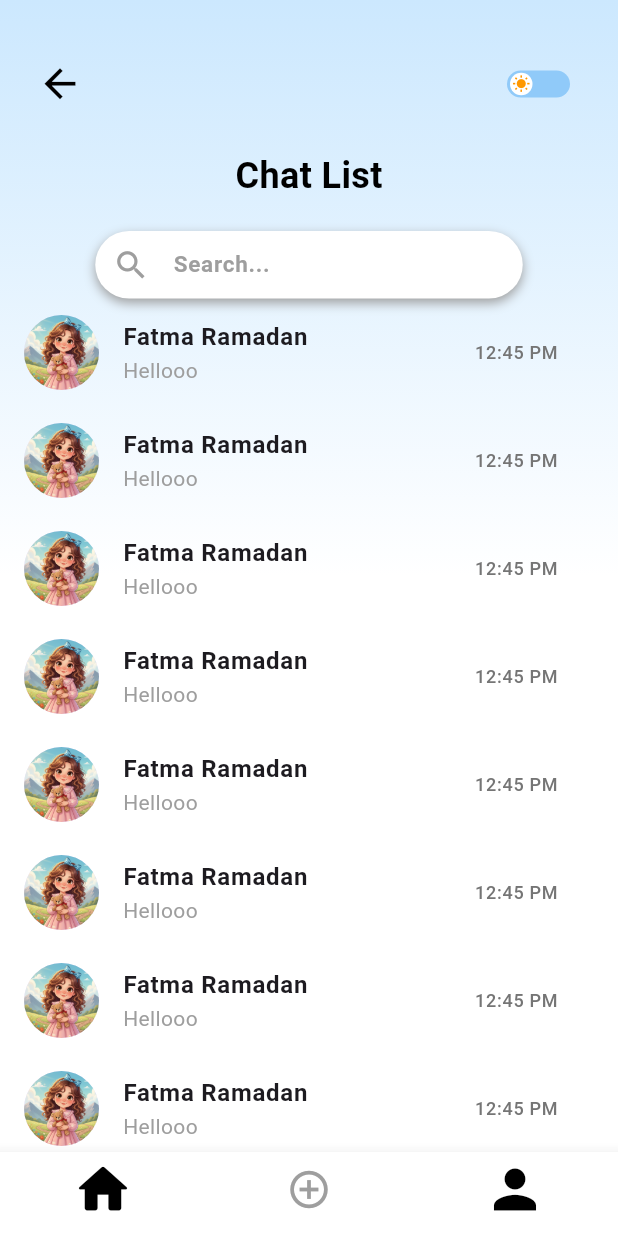
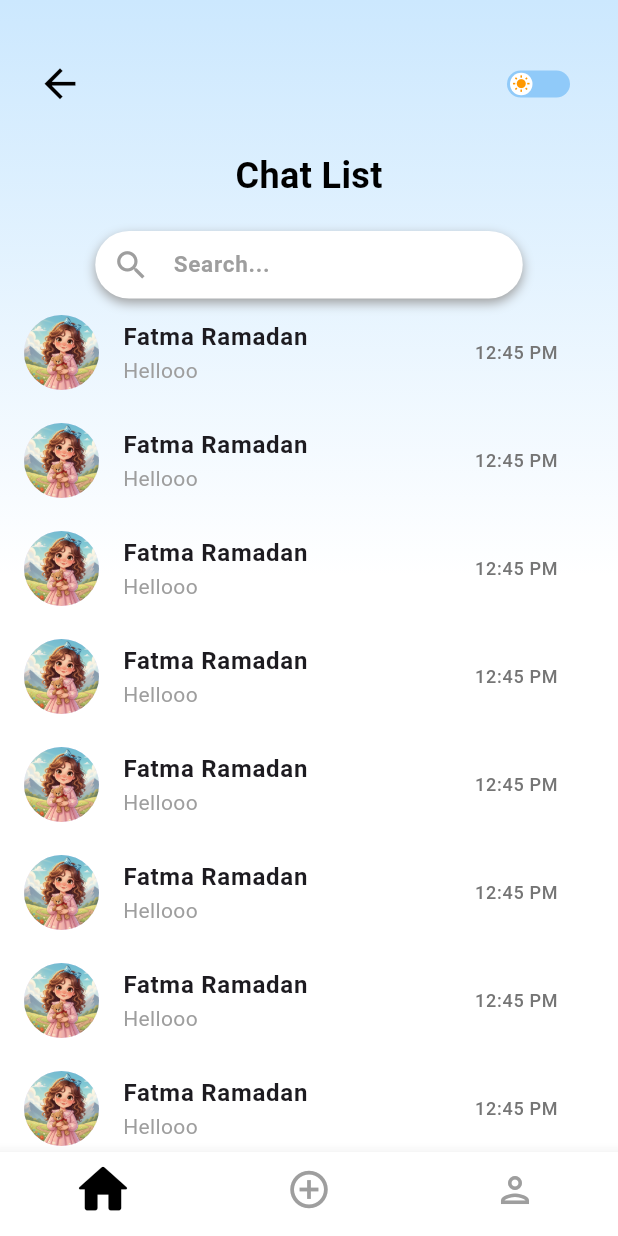
Before and after one commit to LobnaWafe/team_chat_app, a Flutter app: the screen it shows after launch, on a phone screen of 412 x 824 dp. Run offline on Flutter 3.47's test engine with Material 3 defaults, Android fonts, the phone set to English and light mode, and no system bars; our stand-ins replace bloc, cloud_firestore, firebase_core, flutter_bloc, flutter_svg, go_router and 4 more; accounts and stored records are empty.

Commit message:
local commit2

```diff
--- a/lib/navigaton.dart
+++ b/lib/navigaton.dart
@@ -69,13 +69,13 @@ class _NormalBottomState extends State<NormalBottom> {
             icon: Padding(
               padding: const EdgeInsets.only(bottom: 6),
               child: AnimatedScale(
-                scale: _currentIndex == 0 ? 1.5 : 1,
+                scale: _currentIndex == 2 ? 1.5 : 1,
                 duration: const Duration(milliseconds: 200),
                 curve: Curves.easeInOut,
                 child: Icon(
-                  _currentIndex == 0 ? Icons.person : Icons.person_2_outlined,
+                  _currentIndex == 2 ? Icons.person : Icons.person_outlined,
                   size: 28,
-                  color: _currentIndex == 0 ? Colors.black : Colors.grey,
+                  color: _currentIndex == 2 ? Colors.black : Colors.grey,
                 ),
               ),
             ),
```
